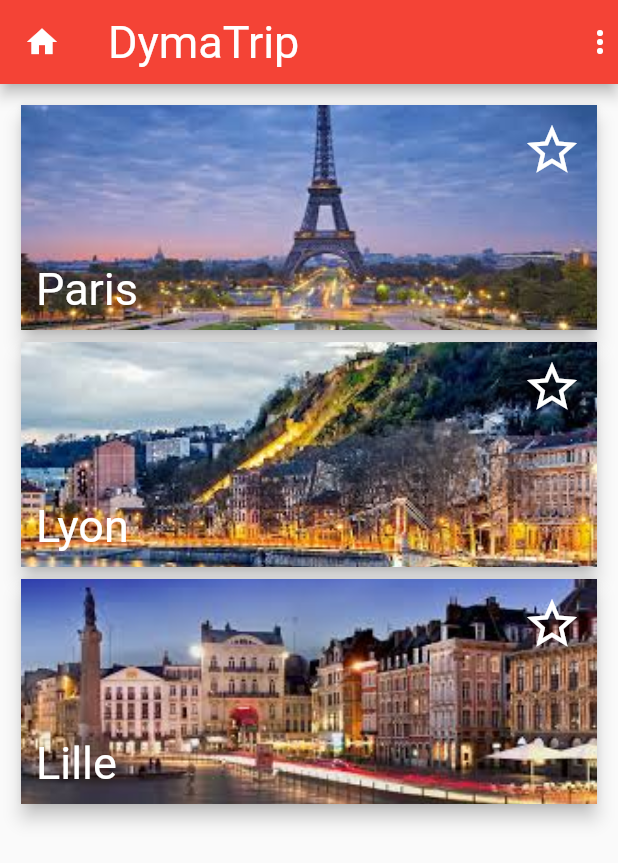
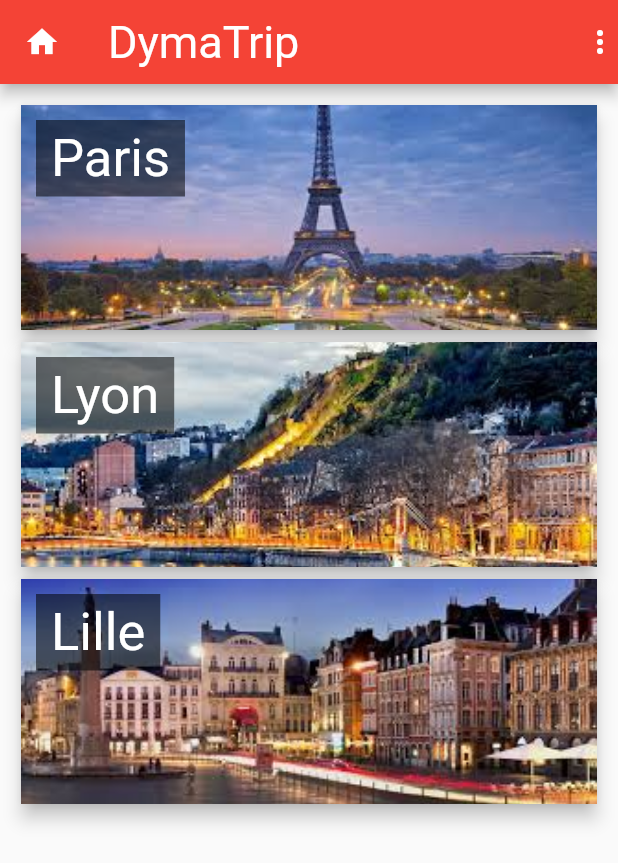
Before and after one commit to ClementAsbert/Application-de-voyage, a Flutter app: the Home screen opened directly, on a phone screen of 412 x 824 dp. Shown: the top 863 px of the screen. Run offline on Flutter 3.47's test engine with Material 2 defaults, Android fonts, the phone set to English and light mode, and no system bars.

Commit message:
Chapitre 10 leçon2 fini

```diff
--- a/appli_voyage/lib/data/data.dart
+++ b/appli_voyage/lib/data/data.dart
@@ -1,4 +1,4 @@
-import 'package:appli_voyage/models/activity.model.dart';
+import 'package:appli_voyage/models/activity_model.dart';
 
 List<Activity> activities = [
   Activity(
--- /dev/null
+++ b/appli_voyage/lib/models/city_model.dart
@@ -0,0 +1,5 @@
+class CityModel {
+  String image;
+  String name;
+  CityModel({this.image, this.name});
+}
--- a/appli_voyage/lib/views/home/city/widgets/activity_card.dart
+++ b/appli_voyage/lib/views/home/city/widgets/activity_card.dart
@@ -1,6 +1,6 @@
-import 'package:appli_voyage/models/activity.model.dart';
+import 'package:appli_voyage/models/activity_model.dart';
 import 'package:flutter/material.dart';
-import '../../../../models/activity.model.dart';
+import '../../../../models/activity_model.dart';
 
 class ActivityCard extends StatelessWidget {
   final Activity activity;
--- a/appli_voyage/lib/views/home/city/widgets/activity_list.dart
+++ b/appli_voyage/lib/views/home/city/widgets/activity_list.dart
@@ -1,4 +1,4 @@
-import '../../../../models/activity.model.dart';
+import '../../../../models/activity_model.dart';
 import 'package:flutter/material.dart';
 
 import 'activity_card.dart';
--- a/appli_voyage/lib/views/home/city/widgets/trip_activity_card.dart
+++ b/appli_voyage/lib/views/home/city/widgets/trip_activity_card.dart
@@ -1,6 +1,6 @@
 import 'dart:math';
 
-import 'package:appli_voyage/models/activity.model.dart';
+import 'package:appli_voyage/models/activity_model.dart';
 import 'package:flutter/material.dart';
 
 class TripActivityCard extends StatefulWidget {
--- a/appli_voyage/lib/views/home/city/widgets/trip_activity_list.dart
+++ b/appli_voyage/lib/views/home/city/widgets/trip_activity_list.dart
@@ -1,6 +1,6 @@
 import 'package:appli_voyage/views/home/city/widgets/trip_activity_card.dart';
 import 'package:flutter/material.dart';
-import '../../../../models/activity.model.dart';
+import '../../../../models/activity_model.dart';
 
 class TripActivityList extends StatelessWidget {
   final List<Activity> activities;
--- a/appli_voyage/lib/views/home/city/widgets/trip_overview.dart
+++ b/appli_voyage/lib/views/home/city/widgets/trip_overview.dart
@@ -1,4 +1,4 @@
-import '../../../../models/trip.model.dart';
+import '../../../../models/trip_model.dart';
 import 'package:flutter/material.dart';
 import 'package:intl/intl.dart';
 
--- a/appli_voyage/lib/views/home/home.dart
+++ b/appli_voyage/lib/views/home/home.dart
@@ -1,3 +1,4 @@
+import '../../models/city_model.dart';
 import 'package:flutter/material.dart';
 
 import 'widgets/cityCard.dart';
@@ -11,17 +12,10 @@ class Home extends StatefulWidget {
 
 class _HomeState extends State<Home> {
   List cities = [
-    {'name': 'Paris', 'image': 'assets/images/Paris.jpg', 'checked': false},
-    {'name': 'Lyon', 'image': 'assets/images/Lyon.jpg', 'checked': false},
-    {'name': 'Lille', 'image': 'assets/images/Lille.jpg', 'checked': false},
+    CityModel(name: 'Paris', image: 'assets/images/Paris.jpg'),
+    CityModel(name: 'Lyon', image: 'assets/images/Lyon.jpg'),
+    CityModel(name: 'Lille', image: 'assets/images/Lille.jpg'),
   ];
-
-  void switchChecked(city) {
-    int index = cities.indexOf(city);
-    setState(() {
-      cities[index]['checked'] = !cities[index]['checked'];
-    });
-  }
 
   @override
   Widget build(BuildContext context) {
@@ -38,12 +32,7 @@ class _HomeState extends State<Home> {
           children: <Widget>[
             ...cities.map((city) {
               return City(
-                name: city['name'],
-                image: city['image'],
-                checked: city['checked'],
-                updateChecked: () {
-                  switchChecked(city);
-                },
+                city: city,
               );
             })
           ],
--- a/appli_voyage/lib/views/home/widgets/cityCard.dart
+++ b/appli_voyage/lib/views/home/widgets/cityCard.dart
@@ -1,12 +1,12 @@
+import 'package:appli_voyage/views/home/city/widgets/city.dart';
+
+import '../../../models/city_model.dart';
 import 'package:flutter/material.dart';
 
 class City extends StatelessWidget {
-  final String name;
-  final String image;
-  final bool checked;
-  final Function updateChecked;
+  final CityModel city;
 
-  City({this.name, this.image, this.checked, this.updateChecked});
+  City({this.city});
 
   @override
   Widget build(BuildContext context) {
@@ -19,40 +19,33 @@ class City extends StatelessWidget {
           children: <Widget>[
             Ink.image(
               fit: BoxFit.cover,
-              image: AssetImage(image),
+              image: AssetImage(city.image),
               child: InkWell(
-                onTap: updateChecked,
+                onTap: () {
+                  Navigator.push(
+                    context,
+                    MaterialPageRoute(
+                      builder: (context) {
+                        return Citys();
+                      },
+                    ),
+                  );
+                },
               ),
             ),
-            Padding(
-              padding: EdgeInsets.all(10),
-              child: Column(
-                children: <Widget>[
-                  Expanded(
-                    child: Row(
-                      mainAxisAlignment: MainAxisAlignment.end,
-                      crossAxisAlignment: CrossAxisAlignment.start,
-                      children: <Widget>[
-                        Icon(
-                          checked ? Icons.star : Icons.star_border,
-                          color: Colors.white,
-                          size: 40.00,
-                        ),
-                      ],
-                    ),
+            Positioned(
+              top: 10,
+              left: 10,
+              child: Container(
+                padding: EdgeInsets.symmetric(horizontal: 10, vertical: 5),
+                color: Colors.black54,
+                child: Text(
+                  city.name,
+                  style: TextStyle(
+                    fontSize: 35,
+                    color: Colors.white,
                   ),
-                  Row(
-                    children: [
-                      Text(
-                        name,
-                        style: TextStyle(
-                          color: Colors.white,
-                          fontSize: 30,
-                        ),
-                      ),
-                    ],
-                  ),
-                ],
+                ),
               ),
             )
           ],
--- a/appli_voyage/lib/widgets/data.dart
+++ /dev/null
@@ -1,16 +0,0 @@
-import '../models/activity.model.dart';
-import 'package:flutter/material.dart';
-import '../data/data.dart' as data;
-
-class Data extends InheritedWidget {
-  final List<Activity> activities = data.activities;
-
-  Data({Widget child}) : super(child: child);
-
-  static Data of(BuildContext context) {
-    return context.dependOnInheritedWidgetOfExactType<Data>();
-  }
-
-  @override
-  bool updateShouldNotify(Data old) => true;
-}
```
Also changed, not shown: appli_voyage/lib/main.dart (+3 -6 lines), appli_voyage/lib/views/home/city/widgets/city.dart (+4 -12 lines), appli_voyage/lib/models/activity_model.dart (renamed from appli_voyage/lib/models/activity.model.dart), appli_voyage/lib/models/trip_model.dart (renamed from appli_voyage/lib/models/trip.model.dart).
